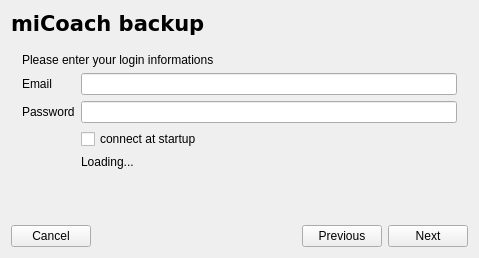
mvonthron/micoach-backup, file src/gui/mainwindow.ui: the form before one commit.
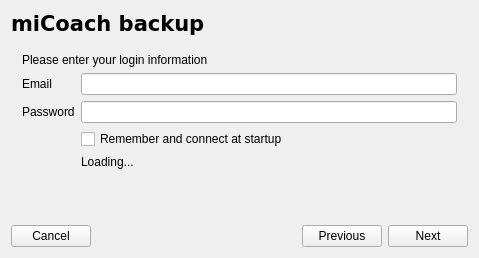
The form after the commit. Icons and pictures are not drawn.

The edit to the form file:
```diff
--- a/src/gui/mainwindow.ui
+++ b/src/gui/mainwindow.ui
@@ -77,7 +77,7 @@
         <item row="0" column="0" colspan="2">
          <widget class="QLabel" name="connectInstructionsLabel">
           <property name="text">
-           <string>Please enter your login informations</string>
+           <string>Please enter your login information</string>
           </property>
          </widget>
         </item>
@@ -138,7 +138,7 @@
            <string>Save my infos and sign in at startup</string>
           </property>
           <property name="text">
-           <string>connect at startup</string>
+           <string>Remember and connect at startup</string>
           </property>
          </widget>
         </item>
```
